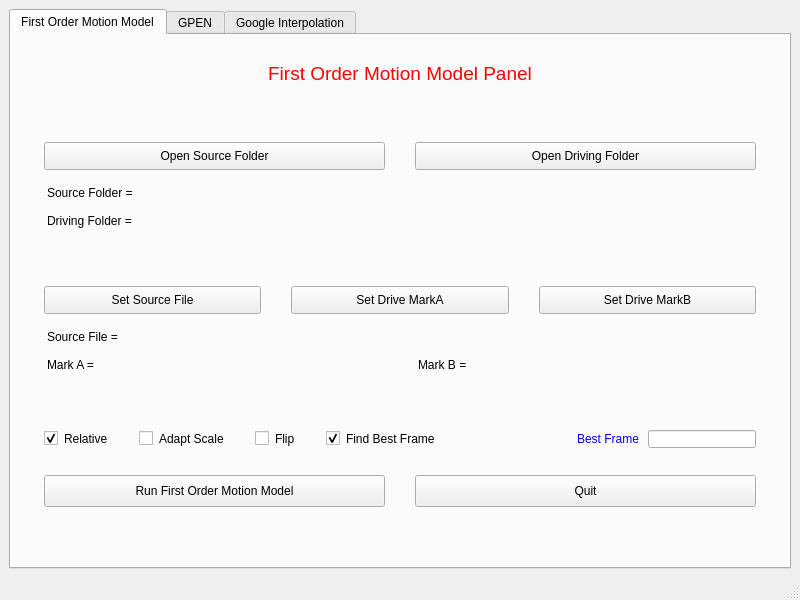
This is try/main.ui in lin22807590/swap_ui as Qt 5 draws it before an edit. The edited form follows.
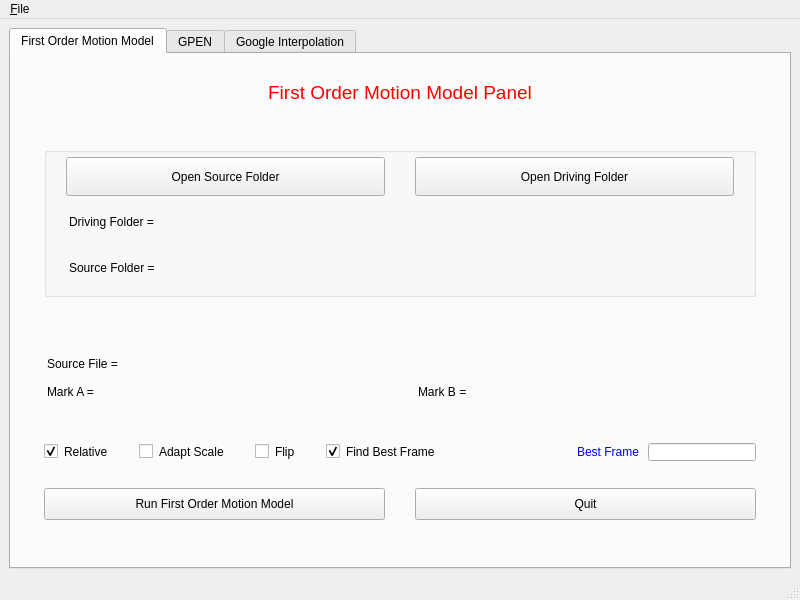
This is the edited form.

Diff of the .ui file:
```diff
--- a/try/main.ui
+++ b/try/main.ui
@@ -27,43 +27,69 @@
        <attribute name="title">
         <string>First Order Motion Model</string>
        </attribute>
-       <layout class="QGridLayout" name="gridLayout">
-        <item row="11" column="0">
-         <layout class="QHBoxLayout" name="horizontalLayout_5">
+       <layout class="QVBoxLayout" name="verticalLayout_4">
           <item>
-           <widget class="QPushButton" name="bRunFirst">
+         <widget class="QLabel" name="label_2">
+          <property name="styleSheet">
+           <string notr="true">margin-top: 18px; color: red; font-size: 14pt;</string>
+          </property>
+          <property name="text">
+           <string>First Order Motion Model Panel</string>
+          </property>
+          <property name="alignment">
+           <set>Qt::AlignCenter</set>
+          </property>
+         </widget>
+        </item>
+        <item>
+         <spacer name="verticalSpacer_3">
+          <property name="orientation">
+           <enum>Qt::Vertical</enum>
+          </property>
+          <property name="sizeHint" stdset="0">
+           <size>
+            <width>20</width>
+            <height>40</height>
+           </size>
+          </property>
+         </spacer>
+        </item>
+        <item>
+         <widget class="QGroupBox" name="groupBox">
+          <property name="sizePolicy">
+           <sizepolicy hsizetype="Preferred" vsizetype="Preferred">
+            <horstretch>0</horstretch>
+            <verstretch>1</verstretch>
+           </sizepolicy>
+          </property>
             <property name="minimumSize">
              <size>
               <width>0</width>
-              <height>0</height>
-             </size>
-            </property>
-            <property name="styleSheet">
-             <string notr="true">margin-top: 20px; padding: 8px</string>
-            </property>
-            <property name="text">
-             <string>Run First Order Motion Model</string>
-            </property>
-           </widget>
-          </item>
+            <height>150</height>
+           </size>
+          </property>
+          <property name="autoFillBackground">
+           <bool>true</bool>
+          </property>
+          <property name="title">
+           <string/>
+          </property>
+          <layout class="QVBoxLayout" name="verticalLayout_3">
           <item>
-           <widget class="QPushButton" name="bQuit">
-            <property name="styleSheet">
-             <string notr="true">margin-top: 20px; padding: 8px</string>
-            </property>
-            <property name="text">
-             <string>Quit</string>
-            </property>
-           </widget>
-          </item>
-         </layout>
-        </item>
-        <item row="2" column="0">
          <layout class="QHBoxLayout" name="horizontalLayout">
+             <property name="spacing">
+              <number>6</number>
+             </property>
+             <property name="topMargin">
+              <number>0</number>
+             </property>
           <item>
            <widget class="QPushButton" name="bSrcFolder">
+               <property name="enabled">
+                <bool>true</bool>
+               </property>
             <property name="sizePolicy">
-             <sizepolicy hsizetype="Minimum" vsizetype="Preferred">
+                <sizepolicy hsizetype="Minimum" vsizetype="Minimum">
               <horstretch>0</horstretch>
               <verstretch>0</verstretch>
              </sizepolicy>
@@ -71,7 +97,7 @@
             <property name="minimumSize">
              <size>
               <width>0</width>
-              <height>28</height>
+                 <height>0</height>
              </size>
             </property>
             <property name="text">
@@ -82,7 +108,7 @@
           <item>
            <widget class="QPushButton" name="bDriveFolder">
             <property name="sizePolicy">
-             <sizepolicy hsizetype="Minimum" vsizetype="Preferred">
+                <sizepolicy hsizetype="Minimum" vsizetype="Minimum">
               <horstretch>0</horstretch>
               <verstretch>0</verstretch>
              </sizepolicy>
@@ -90,7 +116,7 @@
             <property name="minimumSize">
              <size>
               <width>0</width>
-              <height>28</height>
+                 <height>0</height>
              </size>
             </property>
             <property name="text">
@@ -100,7 +126,20 @@
           </item>
          </layout>
         </item>
-        <item row="3" column="0">
+           <item>
+            <widget class="QLabel" name="tDriveFolder">
+             <property name="maximumSize">
+              <size>
+               <width>16777215</width>
+               <height>48</height>
+              </size>
+             </property>
+             <property name="text">
+              <string>Driving Folder =</string>
+             </property>
+            </widget>
+           </item>
+           <item>
          <widget class="QLabel" name="tSrcFolder">
           <property name="maximumSize">
            <size>
@@ -109,7 +148,7 @@
            </size>
           </property>
           <property name="styleSheet">
-           <string notr="true">margin-top: 10px; margin-bottom: 8px</string>
+              <string notr="true"/>
           </property>
           <property name="text">
            <string>Source Folder = </string>
@@ -119,7 +158,39 @@
           </property>
          </widget>
         </item>
-        <item row="6" column="0">
+          </layout>
+         </widget>
+        </item>
+        <item>
+         <spacer name="verticalSpacer">
+          <property name="orientation">
+           <enum>Qt::Vertical</enum>
+          </property>
+          <property name="sizeHint" stdset="0">
+           <size>
+            <width>20</width>
+            <height>40</height>
+           </size>
+          </property>
+         </spacer>
+        </item>
+        <item>
+         <widget class="QFrame" name="frame">
+          <property name="frameShape">
+           <enum>QFrame::StyledPanel</enum>
+          </property>
+          <property name="frameShadow">
+           <enum>QFrame::Raised</enum>
+          </property>
+          <widget class="QWidget" name="">
+           <property name="geometry">
+            <rect>
+             <x>20</x>
+             <y>-20</y>
+             <width>736</width>
+             <height>30</height>
+            </rect>
+           </property>
          <layout class="QHBoxLayout" name="horizontalLayout_2">
           <item>
            <widget class="QPushButton" name="bSetSource">
@@ -161,47 +232,10 @@
            </widget>
           </item>
          </layout>
-        </item>
-        <item row="14" column="0">
-         <spacer name="verticalSpacer_4">
-          <property name="orientation">
-           <enum>Qt::Vertical</enum>
-          </property>
-          <property name="sizeHint" stdset="0">
-           <size>
-            <width>20</width>
-            <height>40</height>
-           </size>
-          </property>
-         </spacer>
-        </item>
-        <item row="4" column="0">
-         <widget class="QLabel" name="tDriveFolder">
-          <property name="maximumSize">
-           <size>
-            <width>16777215</width>
-            <height>24</height>
-           </size>
-          </property>
-          <property name="text">
-           <string>Driving Folder =</string>
-          </property>
-         </widget>
+          </widget>
+         </widget>
         </item>
-        <item row="1" column="0">
-         <spacer name="verticalSpacer_3">
-          <property name="orientation">
-           <enum>Qt::Vertical</enum>
-          </property>
-          <property name="sizeHint" stdset="0">
-           <size>
-            <width>20</width>
-            <height>40</height>
-           </size>
-          </property>
-         </spacer>
-        </item>
-        <item row="7" column="0">
+        <item>
          <widget class="QLabel" name="tSrcFile">
           <property name="maximumSize">
            <size>
@@ -217,20 +251,7 @@
           </property>
          </widget>
         </item>
-        <item row="9" column="0">
-         <spacer name="verticalSpacer_2">
-          <property name="orientation">
-           <enum>Qt::Vertical</enum>
-          </property>
-          <property name="sizeHint" stdset="0">
-           <size>
-            <width>20</width>
-            <height>40</height>
-           </size>
-          </property>
-         </spacer>
-        </item>
-        <item row="8" column="0">
+        <item>
          <layout class="QHBoxLayout" name="horizontalLayout_3">
           <item>
            <widget class="QLabel" name="tMarkA">
@@ -260,21 +281,8 @@
           </item>
          </layout>
         </item>
-        <item row="0" column="0">
-         <widget class="QLabel" name="label_2">
-          <property name="styleSheet">
-           <string notr="true">margin-top: 18px; color: red; font-size: 14pt;</string>
-          </property>
-          <property name="text">
-           <string>First Order Motion Model Panel</string>
-          </property>
-          <property name="alignment">
-           <set>Qt::AlignCenter</set>
-          </property>
-         </widget>
-        </item>
-        <item row="5" column="0">
-         <spacer name="verticalSpacer">
+        <item>
+         <spacer name="verticalSpacer_2">
           <property name="orientation">
            <enum>Qt::Vertical</enum>
           </property>
@@ -286,7 +294,7 @@
           </property>
          </spacer>
         </item>
-        <item row="10" column="0">
+        <item>
          <layout class="QHBoxLayout" name="horizontalLayout_4">
           <item>
            <widget class="QCheckBox" name="cRelative">
@@ -360,6 +368,49 @@
           </item>
          </layout>
         </item>
+        <item>
+         <layout class="QHBoxLayout" name="horizontalLayout_5">
+          <item>
+           <widget class="QPushButton" name="bRunFirst">
+            <property name="minimumSize">
+             <size>
+              <width>0</width>
+              <height>0</height>
+             </size>
+            </property>
+            <property name="styleSheet">
+             <string notr="true">margin-top: 20px; padding: 8px</string>
+            </property>
+            <property name="text">
+             <string>Run First Order Motion Model</string>
+            </property>
+           </widget>
+          </item>
+          <item>
+           <widget class="QPushButton" name="bQuit">
+            <property name="styleSheet">
+             <string notr="true">margin-top: 20px; padding: 8px</string>
+            </property>
+            <property name="text">
+             <string>Quit</string>
+            </property>
+           </widget>
+          </item>
+         </layout>
+        </item>
+        <item>
+         <spacer name="verticalSpacer_4">
+          <property name="orientation">
+           <enum>Qt::Vertical</enum>
+          </property>
+          <property name="sizeHint" stdset="0">
+           <size>
+            <width>20</width>
+            <height>40</height>
+           </size>
+          </property>
+         </spacer>
+        </item>
        </layout>
       </widget>
       <widget class="QWidget" name="tab_2">
@@ -481,9 +532,18 @@
      <x>0</x>
      <y>0</y>
      <width>800</width>
-     <height>28</height>
+     <height>22</height>
     </rect>
    </property>
+   <widget class="QMenu" name="menu_File">
+    <property name="title">
+     <string>&amp;File</string>
+    </property>
+    <addaction name="action_Open"/>
+    <addaction name="action_Save"/>
+    <addaction name="actionSave_As"/>
+   </widget>
+   <addaction name="menu_File"/>
   </widget>
   <widget class="QStatusBar" name="statusbar"/>
  </widget>
```
Left out of the diff: 15 changed lines with no effect on the pictures. Lines whose indentation alone changed are shown as unchanged.
